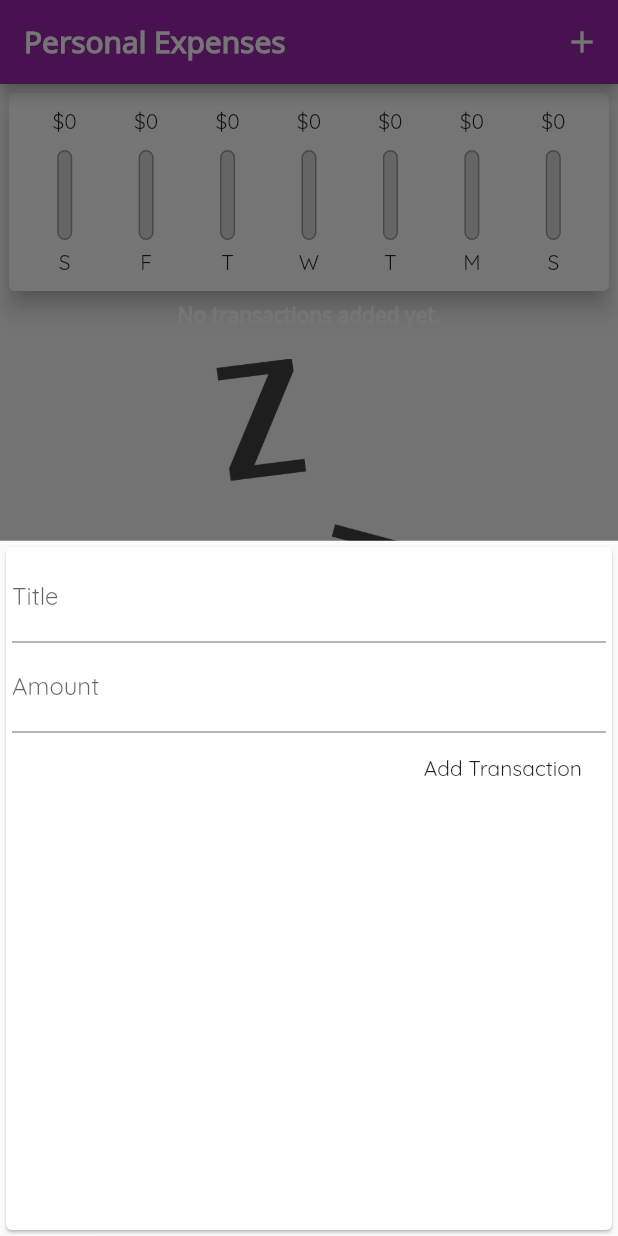
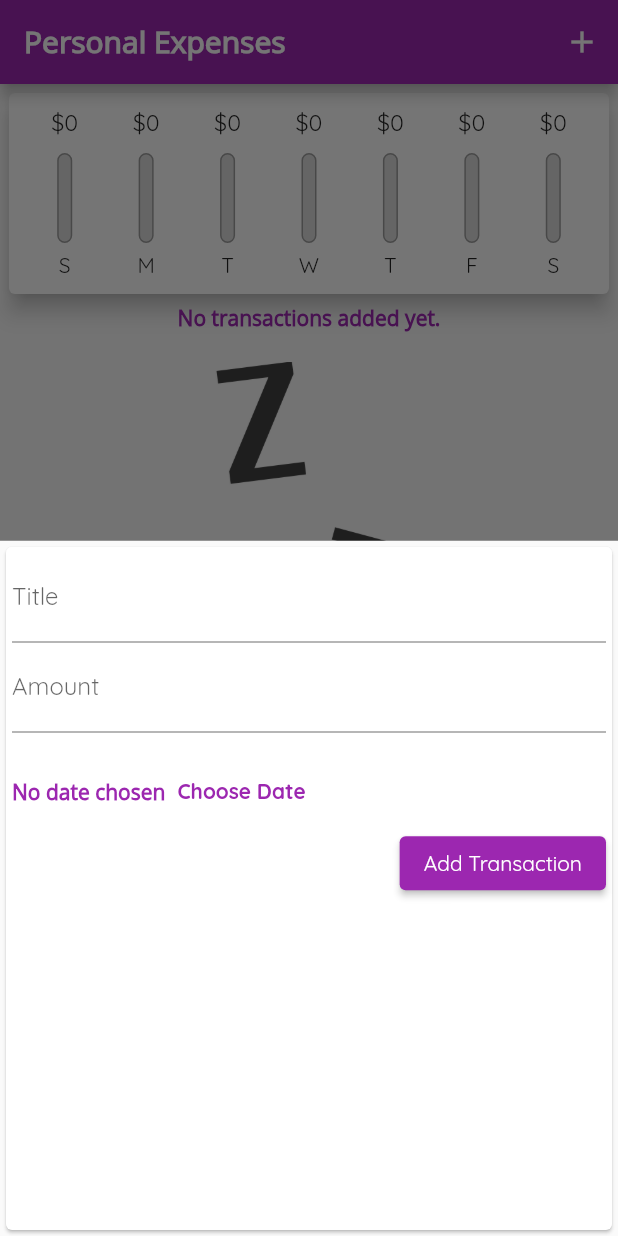
Before and after one commit to RohitDwivedi97/expense-tracker, a Flutter app: the screen it shows after launch, after a tap on the "add" icon, on a phone screen of 412 x 824 dp. Run offline on Flutter 3.47's test engine with Material 2 defaults, Android fonts, the phone set to English and light mode, and no system bars.

Commit message:
added a date picker for date selection

```diff
--- a/lib/main.dart
+++ b/lib/main.dart
@@ -17,7 +17,7 @@ class MyApp extends StatelessWidget {
           fontFamily: 'Quicksand',
           textTheme: const TextTheme(
             headline1: TextStyle(
-            color: Colors.white,
+              color: Colors.purple,
               fontWeight: FontWeight.bold,
               fontSize: 14.0,
               fontFamily: 'OpenSans',
@@ -28,9 +28,7 @@ class MyApp extends StatelessWidget {
             fontFamily: 'OpenSans',
             fontSize: 20.0,
             fontWeight: FontWeight.bold,
-          )
-        )
-      ),
+          ))),
     );
   }
 }
@@ -41,17 +39,18 @@ class MyHomePage extends StatefulWidget {
 }
 
 class _MyHomePageState extends State<MyHomePage> {
-  List<Transaction> transactions = [
-    // Transaction(
-    //     id: '1', amount: 350.0, datetime: DateTime.now(), title: 'New Shoes'),
-    // Transaction(
-    //     id: '1', amount: 370.0, datetime: DateTime.now(), title: 'MacBook Pro')
-  ];
+  List<Transaction> transactions = [];
 
   List<Transaction> get _recentTransactions {
-    return transactions.where((tx) {
-      return tx.datetime.isAfter(DateTime.now().subtract(const Duration(days: 7),),);
-    },).toList();
+    return transactions.where(
+      (tx) {
+        return tx.datetime.isAfter(
+          DateTime.now().subtract(
+            const Duration(days: 7),
+          ),
+        );
+      },
+    ).toList();
   }
 
   void _onAddTrancation(
--- a/lib/widgets/chart.dart
+++ b/lib/widgets/chart.dart
@@ -24,7 +24,7 @@ class Chart extends StatelessWidget {
         'day': DateFormat.E().format(weekDay).substring(0, 1),
         'amount': totalSum
       };
-    });
+    }).reversed.toList();
   }
 
   double get totalSpending {
--- a/lib/widgets/chart_bar.dart
+++ b/lib/widgets/chart_bar.dart
@@ -13,7 +13,12 @@ class ChartBar extends StatelessWidget {
   Widget build(BuildContext context) {
     return Column(
       children: <Widget>[
-        FittedBox(child: Text('\$${spendingAmount.toStringAsFixed(0)}')),
+        Container(
+          height: 20,
+          child: FittedBox(
+            child: Text('\$${spendingAmount.toStringAsFixed(0)}'),
+          ),
+        ),
         SizedBox(height: 10),
         Container(
             height: 60,
@@ -34,8 +39,7 @@ class ChartBar extends StatelessWidget {
                         color: Theme.of(context).primaryColor,
                         borderRadius: BorderRadius.circular(10),
                       ),
-                  )
-                )
+                    ))
               ],
             )),
         SizedBox(height: 6),
--- a/lib/widgets/new_transaction.dart
+++ b/lib/widgets/new_transaction.dart
@@ -1,4 +1,5 @@
 import 'package:flutter/material.dart';
+import 'package:intl/intl.dart';
 
 class NewTransaction extends StatefulWidget {
   final Function onAddTransaction;
@@ -10,8 +11,8 @@ class NewTransaction extends StatefulWidget {
 
 class _NewTransactionState extends State<NewTransaction> {
   final titleController = TextEditingController();
-
   final amountController = TextEditingController();
+  var _selectedDate;
 
   void submitData() {
     final title = titleController.text;
@@ -26,6 +27,22 @@ class _NewTransactionState extends State<NewTransaction> {
         amount: amount,
         datetime: DateTime.now());
     Navigator.of(context).pop();
+  }
+
+  void _presentDatePicker() {
+    showDatePicker(
+            context: context,
+            initialDate: DateTime.now(),
+            firstDate: DateTime(2020),
+            lastDate: DateTime.now())
+        .then((pickedDate) {
+          setState(() {
+            if(pickedDate == null){
+              return;
+            }
+            _selectedDate = pickedDate;
+          });
+        });
   }
 
   int id = 4;
@@ -52,11 +69,27 @@ class _NewTransactionState extends State<NewTransaction> {
                 labelText: 'Amount',
               ),
               controller: amountController),
-          FlatButton(
-              onPressed: () {
-                submitData();
-              },
-              child: Text('Add Transaction'))
+          Container(
+            margin: EdgeInsets.only(top: 15),
+            child: Row(
+              children: <Widget>[
+                Text(_selectedDate == null ? 'No date chosen' : DateFormat.yMd().format(_selectedDate),
+                    style: Theme.of(context).textTheme.headline1),
+                TextButton(
+                  child: Text('Choose Date',
+                      style:
+                          TextStyle(fontWeight: FontWeight.bold, fontSize: 14)),
+                  onPressed: _presentDatePicker,
+                ),
+              ],
+            ),
+          ),
+          ElevatedButton(
+            onPressed: () {
+              submitData();
+            },
+            child: Text('Add Transaction'),
+          )
         ],
       ),
     ));
```
Also changed, not shown: lib/widgets/listItem.dart (+16 -5 lines). Lines whose indentation alone changed are shown as unchanged.
